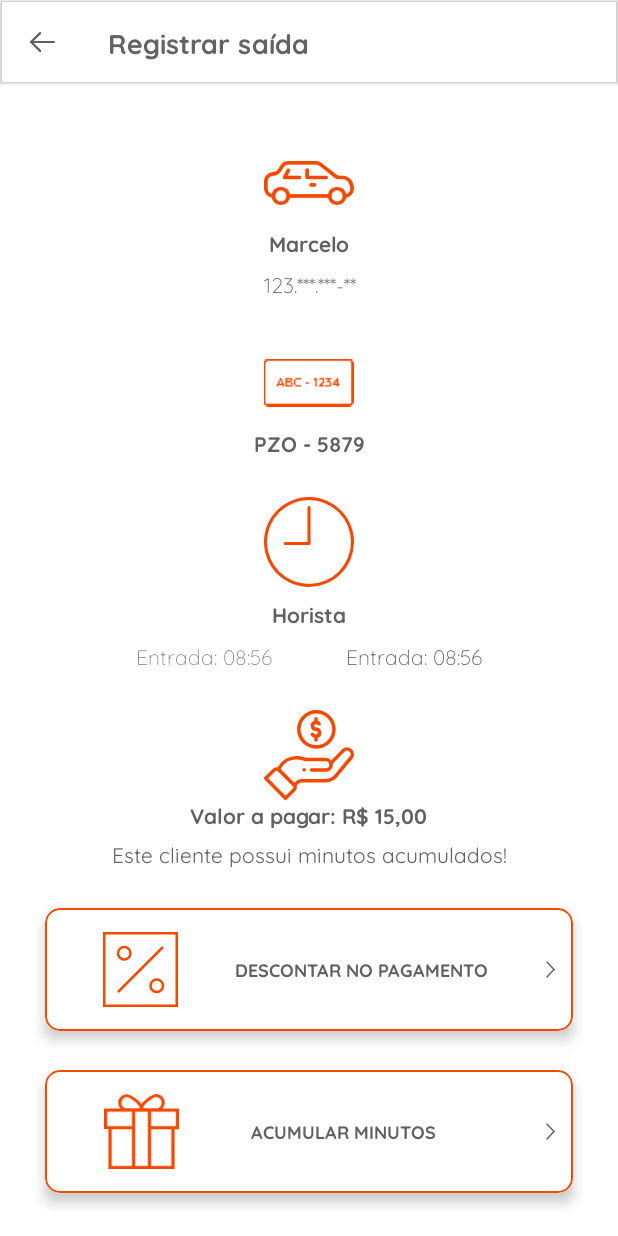
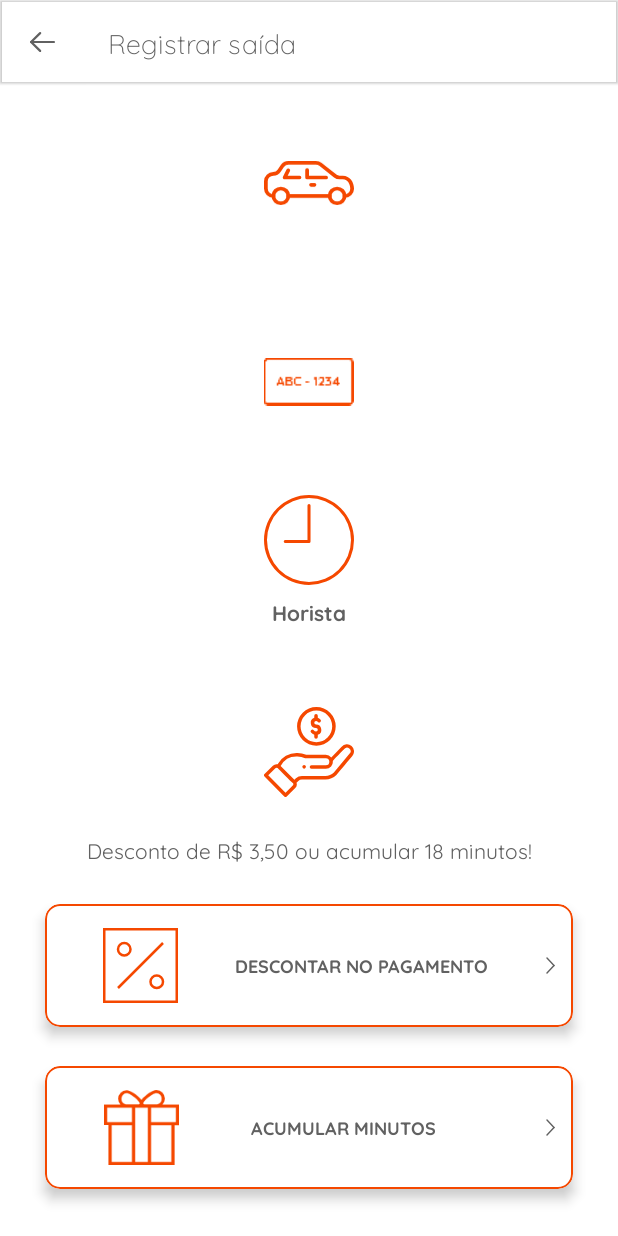
Before and after one commit to josealves187/Park_ok, an Android app: the CheckOutActivity screen opened directly, with no data from a screen before it, on a phone screen of 412 x 824 dp. Run offline under Robolectric (Android 15) with nearby library versions, the phone set to English and light mode, and no system bars; 1 statement that could not run was skipped.

Commit message:
Ajustes Solicitados Pelo Cliente
FAQ - Finalizar numeração.

```diff
--- a/app/src/main/java/com/jose/park_ok_colaborador/view/activities/BonusCustomerActivity.java
+++ b/app/src/main/java/com/jose/park_ok_colaborador/view/activities/BonusCustomerActivity.java
@@ -39,6 +39,7 @@ public class BonusCustomerActivity extends AppCompatActivity {
         //inicializar componente
         initializeComponents();
         setSupportActionBar(mtToolbarbonusCustomer);
+        eventButton();
 
         Bundle extras = getIntent().getExtras();
         Attendence registrationData = extras.getParcelable(ATTENDENCE);
@@ -50,6 +51,9 @@ public class BonusCustomerActivity extends AppCompatActivity {
 
         }
 
+    }
+
+    private void eventButton() {
         mtToolbarbonusCustomer.setNavigationOnClickListener(new View.OnClickListener() {
             @Override
             public void onClick(View v) {
@@ -75,13 +79,11 @@ public class BonusCustomerActivity extends AppCompatActivity {
                 onBackPressed();
             }
         });
-
     }
 
 
     @Override
     public void onBackPressed() {
-
         SharedPreferences.Editor editor = getSharedPreferences("PARKOK", MODE_PRIVATE).edit();
         editor.putInt("SCREEN_ORIGEN", 2);
         editor.commit();
--- a/app/src/main/java/com/jose/park_ok_colaborador/view/activities/CheckOutActivity.java
+++ b/app/src/main/java/com/jose/park_ok_colaborador/view/activities/CheckOutActivity.java
@@ -11,6 +11,7 @@ import androidx.appcompat.app.AppCompatActivity;
 import androidx.cardview.widget.CardView;
 
 import com.google.android.material.appbar.MaterialToolbar;
+import com.google.android.material.button.MaterialButton;
 import com.jose.park_ok_colaborador.R;
 import com.jose.park_ok_colaborador.commom.Attendence;
 
@@ -32,6 +33,7 @@ public class CheckOutActivity extends AppCompatActivity {
     private TextView tvCheckOutInput;
     private TextView tvCheckOutExit;
     private TextView tvCheckOutAmount;
+    private CardView cmCheckCancel;
 
     private MaterialToolbar mtToolbarCheckOut;
 
@@ -43,6 +45,7 @@ public class CheckOutActivity extends AppCompatActivity {
         //inicializar componente
         initializeComponents();
         setSupportActionBar(mtToolbarCheckOut);
+        entetButton();
 
 
         Bundle extras = getIntent().getExtras();
@@ -58,11 +61,11 @@ public class CheckOutActivity extends AppCompatActivity {
             tvCheckOutBoardUser.setText(boad(attendence.getNumberBoard()));
 
 
-
             cmCheckOutDiscountBenefit.setOnClickListener(new View.OnClickListener() {
                 @Override
                 public void onClick(View v) {
                     Intent i = new Intent(CheckOutActivity.this, PaymentMethodActivity.class);
+                    attendence.setTypeAttendance(1);
                     i.putExtra(ATTENDENCE, attendence);
                     startActivity(i);
                 }
@@ -72,6 +75,7 @@ public class CheckOutActivity extends AppCompatActivity {
                 @Override
                 public void onClick(View v) {
                     Intent i = new Intent(CheckOutActivity.this, PaymentMethodActivity.class);
+                    attendence.setTypeAttendance(2);
                     i.putExtra(ATTENDENCE, attendence);
                     startActivity(i);
                 }
@@ -79,16 +83,30 @@ public class CheckOutActivity extends AppCompatActivity {
 
         }
 
+
+    }
+
+    private void entetButton() {
         mtToolbarCheckOut.setNavigationOnClickListener(new View.OnClickListener() {
             @Override
             public void onClick(View v) {
                 onBackPressed();
             }
         });
+
+        cmCheckCancel.setOnClickListener(new View.OnClickListener() {
+            @Override
+            public void onClick(View v) {
+                Intent i = new Intent(CheckOutActivity.this, HomeActivity.class);
+                startActivity(i);
+                onBackPressed();
+            }
+        });
+
     }
 
     @Override
-    public void onBackPressed(){
+    public void onBackPressed() {
 
         SharedPreferences.Editor editor = getSharedPreferences("PARKOK", MODE_PRIVATE).edit();
         editor.putInt("SCREEN_ORIGEN", 2);
@@ -106,6 +124,7 @@ public class CheckOutActivity extends AppCompatActivity {
         tvCheckOutInput = findViewById(R.id.tv_check_out_input);
         tvCheckOutExit = findViewById(R.id.tv_check_out_exit);
         tvCheckOutAmount = findViewById(R.id.tv_check_out_amount);
+        cmCheckCancel = findViewById(R.id.cm_check_cancel);
         mtToolbarCheckOut = findViewById(R.id.mt_toolbar_check_out);
     }
 }
--- a/app/src/main/java/com/jose/park_ok_colaborador/view/activities/PaymentMethodActivity.java
+++ b/app/src/main/java/com/jose/park_ok_colaborador/view/activities/PaymentMethodActivity.java
@@ -8,6 +8,7 @@ import android.app.Dialog;
 import android.content.Intent;
 import android.content.SharedPreferences;
 import android.os.Bundle;
+import android.util.Log;
 import android.view.View;
 import android.widget.TextView;
 
@@ -62,6 +63,7 @@ public class PaymentMethodActivity extends AppCompatActivity implements View.OnC
 
         }
 
+        Log.d(PaymentMethodActivity.class.getSimpleName(),String.valueOf(attendence.getTypeAttendance()));
         switch (attendence.getTypeAttendance()){
             case 1:
             tvPaymentMethodAmountPayable.setText(getString(R.string.amount_payable, formatCurrency(this, attendence.getValue())));
@@ -70,6 +72,10 @@ public class PaymentMethodActivity extends AppCompatActivity implements View.OnC
             break;
             case 2:
             tv_payment_method_final_value.setText(getString(R.string.amount_final_value, formatCurrency(this, attendence.getFinalValue())));
+                tvPaymentMethodAmountPayable.setVisibility(View.GONE);
+                tv_payment_method_discount.setText("Cliente ganhou: 15 minutos");
+                tv_payment_method_discount.setVisibility(View.VISIBLE);
+
             break;
         }
 
--- a/app/src/main/java/com/jose/park_ok_colaborador/view/activities/TutorialAndFAQ.java
+++ b/app/src/main/java/com/jose/park_ok_colaborador/view/activities/TutorialAndFAQ.java
@@ -24,8 +24,9 @@ public class TutorialAndFAQ extends AppCompatActivity {
         super.onCreate(savedInstanceState);
         setContentView(R.layout.activity_tutorial_and_faq);
         initializeComponents();
+        setSupportActionBar(mtToolbarTutorialFaq);
         eventButton();
-        setSupportActionBar(mtToolbarTutorialFaq);
+
 
     }
 
--- a/app/src/main/res/layout/activity_check_out.xml
+++ b/app/src/main/res/layout/activity_check_out.xml
@@ -29,7 +29,7 @@
                 android:layout_height="wrap_content"
                 android:fontFamily="@font/quicksand_bold"
                 android:inputType="textCapWords"
-                android:text="Marcelo"
+                tools:text="Marcelo"
                 android:textColor="@color/colorNameTextView"
                 app:layout_constraintEnd_toEndOf="@+id/iv_check_out_card"
                 app:layout_constraintStart_toStartOf="@+id/iv_check_out_card"
@@ -41,7 +41,7 @@
                 android:layout_height="wrap_content"
                 android:layout_marginTop="8dp"
                 android:fontFamily="@font/quicksand_light"
-                android:text="123.***.***-**"
+                tools:text="123.***.***-**"
                 android:textColor="@color/colorNameTextView"
                 app:layout_constraintEnd_toEndOf="@+id/tv_check_out_name_user"
                 app:layout_constraintStart_toStartOf="@+id/tv_check_out_name_user"
@@ -52,7 +52,7 @@
                 android:layout_width="wrap_content"
                 android:layout_height="wrap_content"
                 android:fontFamily="@font/quicksand_bold"
-                android:text="PZO - 5879"
+                tools:text="PZO - 5879"
                 android:textAllCaps="true"
                 android:textColor="@color/colorNameTextView"
                 app:layout_constraintEnd_toEndOf="@+id/iv_check_out_board"
@@ -65,7 +65,7 @@
                 android:layout_height="wrap_content"
                 android:layout_marginTop="8dp"
                 android:fontFamily="@font/quicksand_bold"
-                android:text="Horista"
+                android:text="@string/tv_hoursman_title_check"
                 android:textColor="@color/colorNameTextView"
                 app:layout_constraintEnd_toEndOf="@+id/iv_check_out_time"
                 app:layout_constraintStart_toStartOf="@+id/iv_check_out_time"
@@ -77,7 +77,7 @@
                 android:layout_height="wrap_content"
                 android:layout_marginTop="8dp"
                 android:fontFamily="@font/quicksand_light"
-                android:text="Entrada: 08:56"
+                tools:text="Entrada: 08:56"
                 app:layout_constraintEnd_toStartOf="@+id/tv_check_out_hoursman"
                 app:layout_constraintTop_toBottomOf="@+id/tv_check_out_hoursman" />
 
@@ -86,7 +86,7 @@
                 android:layout_width="wrap_content"
                 android:layout_height="wrap_content"
                 android:fontFamily="@font/quicksand_light"
-                android:text="Entrada: 08:56"
+                tools:text="Entrada: 08:56"
                 android:textColor="@color/colorNameTextView"
                 app:layout_constraintStart_toEndOf="@+id/tv_check_out_hoursman"
                 app:layout_constraintTop_toTopOf="@+id/tv_check_out_input" />
@@ -96,7 +96,7 @@
                 android:layout_width="wrap_content"
                 android:layout_height="wrap_content"
                 android:fontFamily="@font/quicksand_bold"
-                android:text="Valor a pagar: R$ 15,00"
+                tools:text="Valor a pagar: R$ 15,00"
                 android:textColor="@color/colorNameTextView"
                 app:layout_constraintEnd_toEndOf="@+id/iv_check_out_amount_paid"
                 app:layout_constraintStart_toStartOf="@+id/iv_check_out_amount_paid"
@@ -108,7 +108,7 @@
                 android:layout_height="wrap_content"
                 android:layout_marginTop="6dp"
                 android:fontFamily="@font/quicksand_regular"
-                android:text="Este cliente possui minutos acumulados!"
+                android:text="Desconto de R$ 3,50 ou acumular 18 minutos!"
                 android:textColor="@color/colorNameTextView"
                 app:layout_constraintEnd_toEndOf="@+id/tv_check_out_amount"
                 app:layout_constraintStart_toStartOf="@+id/tv_check_out_amount"
@@ -196,7 +196,7 @@
                         android:layout_height="0dp"
                         android:fontFamily="@font/quicksand_bold"
                         android:gravity="center"
-                        android:text="DESCONTAR NO PAGAMENTO"
+                        android:text="@string/tv_dicount_on_payment"
                         android:textColor="@color/colorNameTextView"
                         android:textSize="12dp"
                         android:textStyle="bold"
@@ -258,7 +258,7 @@
                         android:layout_marginRight="34dp"
                         android:fontFamily="@font/quicksand_bold"
                         android:gravity="center"
-                        android:text="ACUMULAR MINUTOS"
+                        android:text="@string/tv_title_time_check_out"
                         android:textColor="@color/colorNameTextView"
                         android:textSize="12dp"
                         android:textStyle="bold"
@@ -320,7 +320,8 @@
                         android:layout_height="match_parent"
                         android:fontFamily="@font/quicksand_bold"
                         android:gravity="center"
-                        android:text="Cancela"
+                        android:text="@string/cancel_check_out"
+                        android:textAllCaps="true"
                         android:textColor="@color/colorNameTextView"
                         android:textSize="20sp"
                         android:textStyle="bold" />
--- a/app/src/main/res/layout/activity_tutorial_and_faq.xml
+++ b/app/src/main/res/layout/activity_tutorial_and_faq.xml
@@ -48,7 +48,7 @@
                 android:layout_marginLeft="26dp"
                 android:fontFamily="@font/quicksand_bold"
                 android:gravity="center"
-                android:text="TUTORIAL"
+                android:text="@string/tutorial_and_faq"
                 android:textColor="@color/colorNameTextView"
                 android:textStyle="bold"
                 app:layout_constraintBottom_toBottomOf="parent"
@@ -95,7 +95,7 @@
                 android:layout_marginLeft="26dp"
                 android:fontFamily="@font/quicksand_bold"
                 android:gravity="center"
-                android:text="FAQS"
+                android:text="@string/faqs_tutorial"
                 android:textColor="@color/colorNameTextView"
                 android:textStyle="bold"
                 app:layout_constraintBottom_toBottomOf="parent"
--- a/app/src/main/res/values/strings.xml
+++ b/app/src/main/res/values/strings.xml
@@ -82,4 +82,17 @@
     <string name="btn_cacenla_board_and_descrip">CACENLA</string>
     <string name="btn_check_in_vehicle">REGISTRAR ENTRADA</string>
 
+
+
+
+    <string name="tv_dicount_on_payment">DESCONTAR NO PAGAMENTO</string>
+    <string name="tv_title_time_check_out">ACUMULAR MINUTOS</string>
+    <string name="tv_hoursman_title_check">Horista</string>
+    <string name="cancel_check_out">Cancelar</string>
+
+
+    <string name="faqs_tutorial">FAQS</string>
+    <string name="tutorial_and_faq">TUTORIAL</string>
+
+
 </resources>
--- a/app/src/main/res/values/styles.xml
+++ b/app/src/main/res/values/styles.xml
@@ -12,7 +12,7 @@
 
     <!-- Customizando o Titulo do Toolbar Menu -->
     <style name="MaterialToolbarMenuStyleTheme" parent="ThemeOverlay.MaterialComponents.Toolbar.Primary">
-        <item name="android:fontFamily">@font/quicksand_bold</item>
+        <item name="android:fontFamily">@font/quicksand_light</item>
         <item name="android:textColor">@color/color_toolbar_menu</item>
         <item name="android:textSize">18sp</item>
         <item name="android:layout_width">match_parent</item>
```
Also changed, not shown: app/src/main/java/com/jose/park_ok_colaborador/view/adapters/FaqAdapter.java (+17 -2 lines), app/src/main/res/layout/item_adapter_fag.xml (+7 -2 lines). Lines whose indentation alone changed are shown as unchanged.
